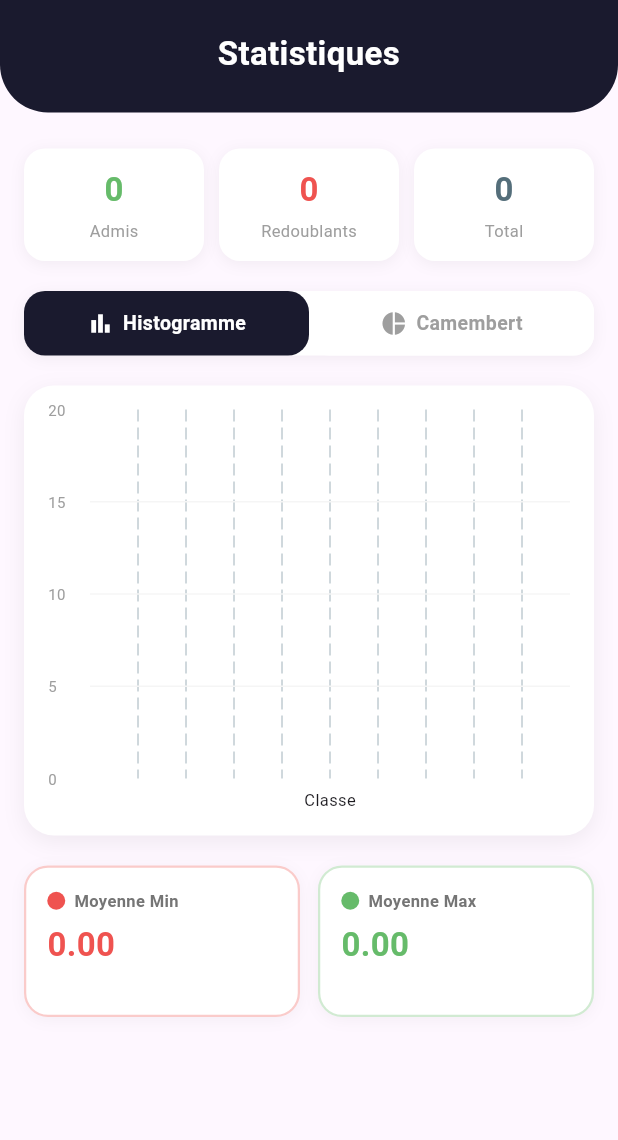
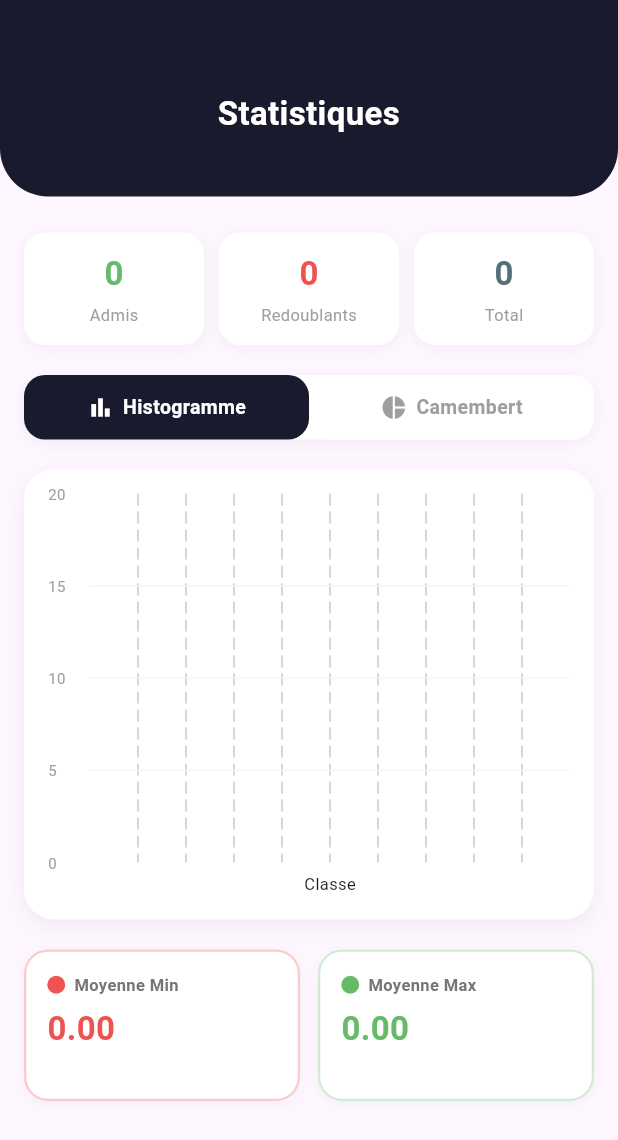
Before and after one commit to bienvyManasse123/studentManagement, a Flutter app: the StatsScreen widget shown alone on an empty page, opened directly with empty values, on a phone screen of 412 x 824 dp. Shown: the top 1140 px of the screen. Run offline on Flutter 3.47's test engine with Material 3 defaults, Android fonts, the phone set to English and light mode, and no system bars; drawn by our look-alikes of fl_chart; network calls fail.

```diff
--- a/frontend/student_management_front/lib/screens/stats_screen.dart
+++ b/frontend/student_management_front/lib/screens/stats_screen.dart
@@ -27,7 +27,7 @@ class _StatsScreenState extends State<StatsScreen> {
           // Header
           Container(
             width: double.infinity,
-            padding: const EdgeInsets.fromLTRB(20, 20, 20, 24),
+            padding: const EdgeInsets.fromLTRB(60, 60, 60, 40),
             decoration: const BoxDecoration(
               color: Color(0xFF1A1A2E),
               borderRadius: BorderRadius.only(
```
Also changed, not shown: 5 other files.
